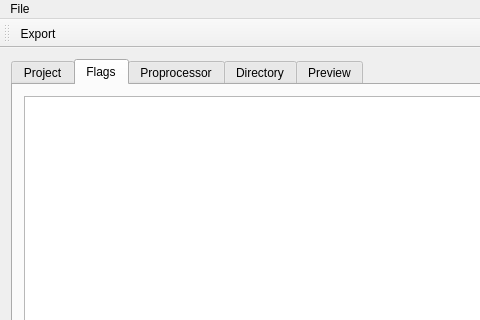
Before: the Qt Designer form mainwindow.ui in JohnSmith19/cmake-wizard, drawn with Qt 5; both pictures show x 0 to 480 and y 0 to 320 of the 631 by 521 pixel window.
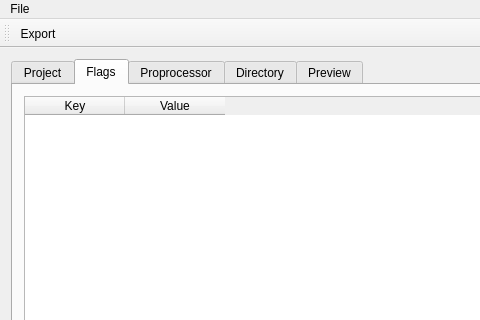
After: the same form once the commit is applied. The open tabs and pages were chosen to show the change. Icons and pictures are not drawn.

Commit message: QAction Handler 와 QTableWidget

The edit to the form file:
```diff
--- a/mainwindow.ui
+++ b/mainwindow.ui
@@ -62,7 +62,18 @@
         <item>
          <layout class="QVBoxLayout" name="verticalLayout">
           <item>
-           <widget class="QTableWidget" name="tableWidget"/>
+           <widget class="QTableWidget" name="flagsTable">
+            <column>
+             <property name="text">
+              <string>Key</string>
+             </property>
+            </column>
+            <column>
+             <property name="text">
+              <string>Value</string>
+             </property>
+            </column>
+           </widget>
           </item>
           <item>
            <layout class="QHBoxLayout" name="horizontalLayout_3">
```
Left out of the diff: 12 changed lines with no effect on the pictures. The commit also changes 2 other files.
